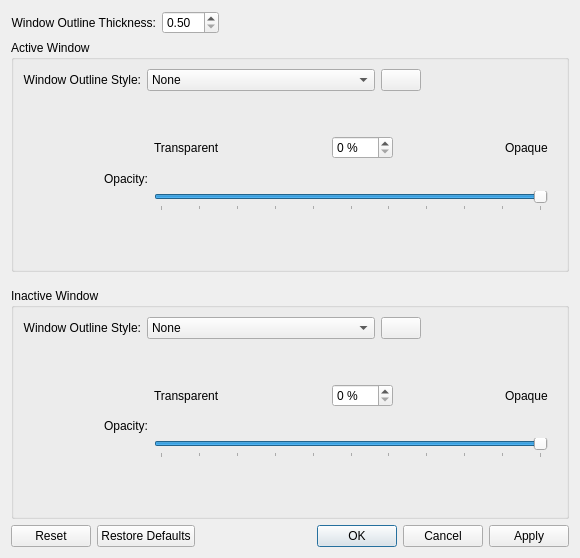
Before: the Qt Designer form kdecoration/config/ui/windowoutlinestyle.ui in paulmcauley/klassy, drawn with Qt 5.
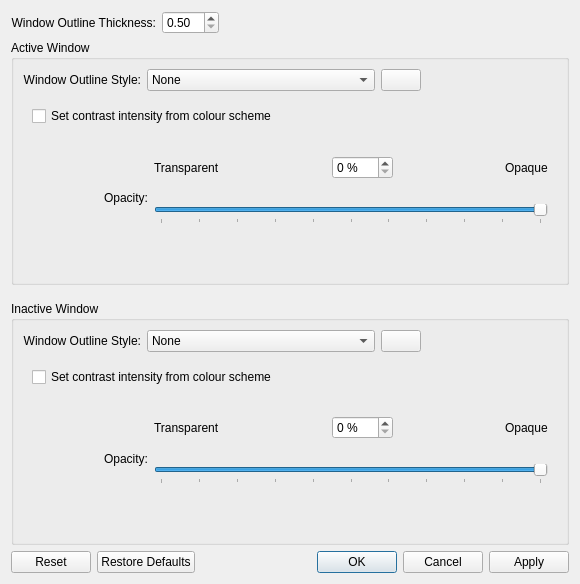
After: the same form once the commit is applied. The open tabs and pages were chosen to show the change. Icons and pictures are not drawn. Custom widgets are drawn as their Qt base class.

Commit message: Allow window outline contrast to be set from KColorScheme::frameContrast()

Patch:
```diff
--- a/kdecoration/config/ui/windowoutlinestyle.ui
+++ b/kdecoration/config/ui/windowoutlinestyle.ui
@@ -7,7 +7,7 @@
     <x>0</x>
     <y>0</y>
     <width>580</width>
-    <height>558</height>
+    <height>584</height>
    </rect>
   </property>
   <property name="windowTitle">
@@ -332,7 +332,16 @@
          </layout>
         </widget>
         <widget class="QWidget" name="contrastOpacityPageActive">
-         <layout class="QHBoxLayout" name="horizontalLayout_25">
+         <layout class="QVBoxLayout" name="verticalLayout_2">
+          <item>
+           <widget class="QCheckBox" name="windowOutlineContrastFromColorSchemeActive">
+            <property name="text">
+             <string>Set contrast intensity from colour scheme </string>
+            </property>
+           </widget>
+          </item>
+          <item>
+           <layout class="QHBoxLayout" name="horizontalLayout_9">
           <item>
            <spacer name="horizontalSpacer_7">
             <property name="orientation">
@@ -496,6 +505,8 @@
            </layout>
           </item>
          </layout>
+          </item>
+         </layout>
         </widget>
         <widget class="QWidget" name="accentColorOpacityPageActive">
          <layout class="QHBoxLayout" name="horizontalLayout_27">
@@ -1558,7 +1569,16 @@
          </layout>
         </widget>
         <widget class="QWidget" name="contrastOpacityPageInactive">
-         <layout class="QHBoxLayout" name="horizontalLayout_19">
+         <layout class="QVBoxLayout" name="verticalLayout_3">
+          <item>
+           <widget class="QCheckBox" name="windowOutlineContrastFromColorSchemeInactive">
+            <property name="text">
+             <string>Set contrast intensity from colour scheme </string>
+            </property>
+           </widget>
+          </item>
+          <item>
+           <layout class="QHBoxLayout" name="horizontalLayout_10">
           <item>
            <spacer name="horizontalSpacer_14">
             <property name="orientation">
@@ -1716,6 +1736,8 @@
            </layout>
           </item>
          </layout>
+          </item>
+         </layout>
         </widget>
         <widget class="QWidget" name="accentColorOpacityPageInactive">
          <layout class="QHBoxLayout" name="horizontalLayout_29">
```
Left out of the diff: 452 changed lines with no effect on the pictures. Lines whose indentation alone changed are shown as unchanged. The commit also changes 21 other files.
